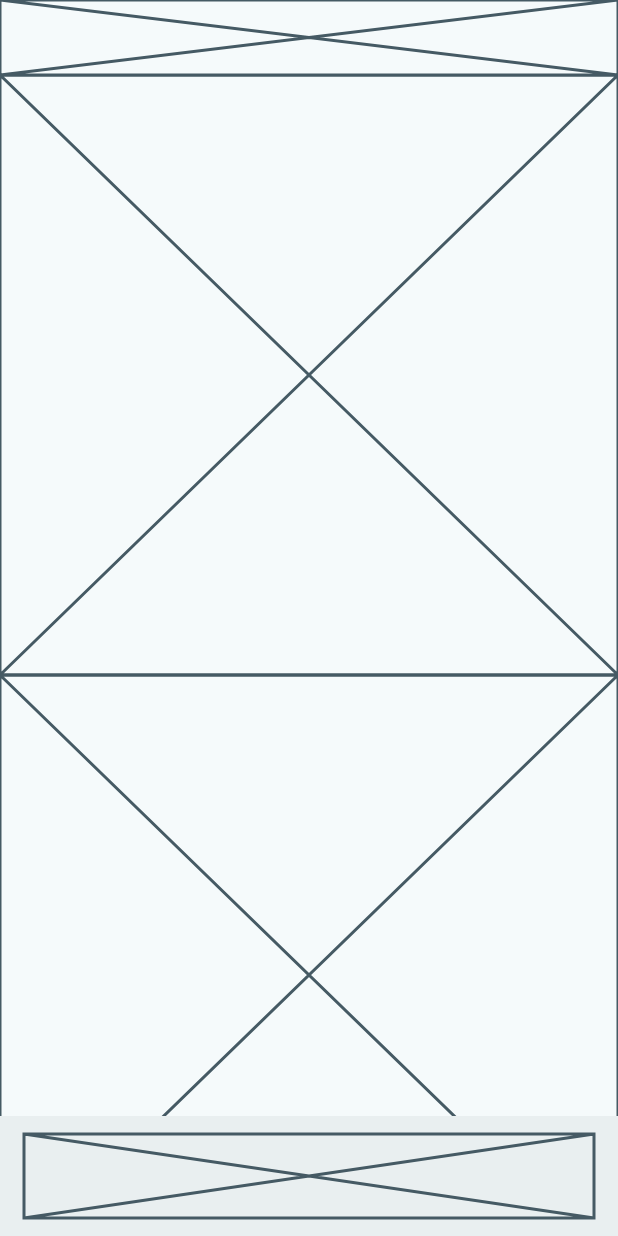
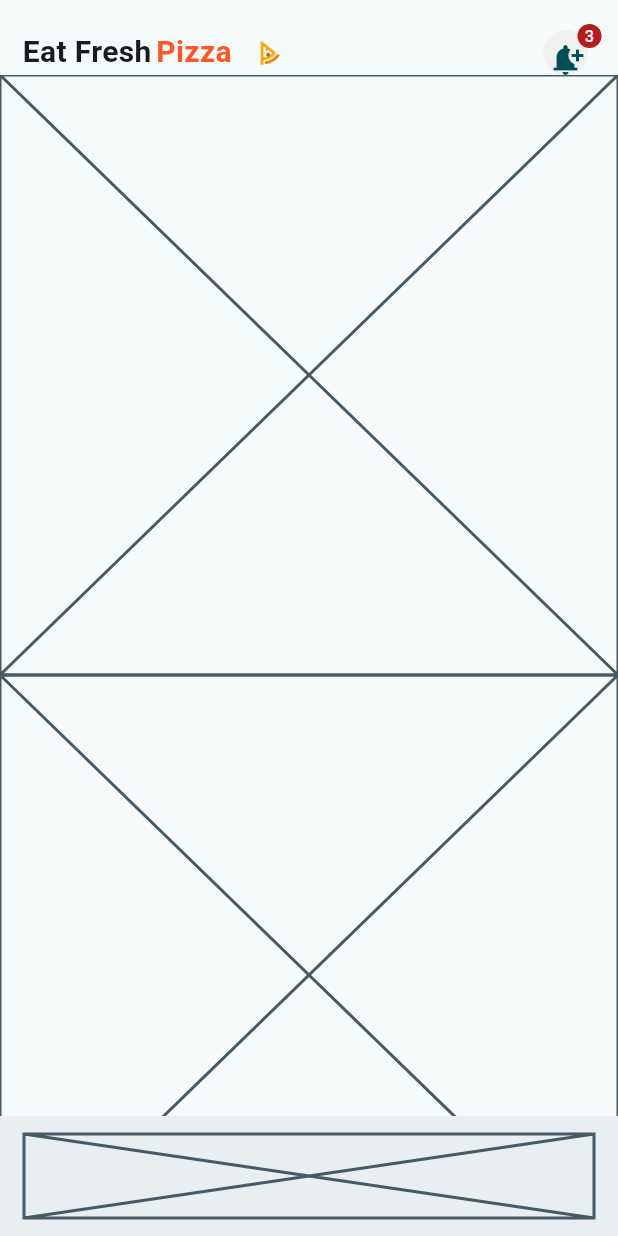
Before and after one commit to e-mandy/food_delivery_mobile_app, a Flutter app: the Accueil screen opened directly, on a phone screen of 412 x 824 dp. Run offline on Flutter 3.47's test engine with Material 3 defaults, Android fonts, the phone set to English and light mode, and no system bars; our stand-ins replace slide_to_act.

Commit message:
Composant app bar

```diff
--- a/lib/Accueil/accueil.dart
+++ b/lib/Accueil/accueil.dart
@@ -18,7 +18,9 @@ class _AccueilState extends State<Accueil> {
   Widget build(BuildContext context) {
     return Scaffold(
       appBar: FoodAppBar(),
-      body: SafeArea(child: SingleChildScrollView(
+      body: SafeArea(
+        top: true,
+        child: SingleChildScrollView(
         child: Column(
           children: [
             SearchingBar(),
--- a/lib/Accueil/components/AppBar/food_app_bar.dart
+++ b/lib/Accueil/components/AppBar/food_app_bar.dart
@@ -1,17 +1,52 @@
 import 'package:flutter/material.dart';
 
-class FoodAppBar extends StatefulWidget implements PreferredSizeWidget {
+class FoodAppBar extends StatelessWidget implements PreferredSizeWidget {
   const FoodAppBar({super.key});
 
   Size get preferredSize => new Size.fromHeight(50);
   @override
-  State<FoodAppBar> createState() => _FoodAppBarState();
-}
+  Widget build(BuildContext context) {
+    double titleSize = 20.0;
+    return Container(
+      padding: EdgeInsets.only(top: 20, left: 15, right: 15),
+      height: 100,
+      child: Row(
+        mainAxisAlignment: MainAxisAlignment.spaceBetween,
+        children: [
+          Row(
+            spacing: 3,
+            children: [
+              Text("Eat Fresh",
+                style: TextStyle(
+                  fontWeight: FontWeight.bold,
+                  fontSize: titleSize
+                ),
+              ),
+              Text("Pizza",
+                style: TextStyle(
+                  color: Theme.of(context).primaryColor,
+                  fontWeight: FontWeight.bold,
+                  fontSize: titleSize
+                )),
+              Image(
+                image: AssetImage("assets/logo_pizza.png"),
+                width: 45,
+              )
+            ],
+          ),
+          Badge(
+            label: Text("3"),
+            child: CircleAvatar(
+              backgroundColor: const Color.fromARGB(255, 241, 241, 241),
+              child: IconButton(
+                onPressed: (){},
+                icon: Icon(Icons.notification_add)
+              ),
+            ),
 
-class _FoodAppBarState extends State<FoodAppBar> {
-
-  @override
-  Widget build(BuildContext context) {
-    return Placeholder();
+          )
+        ],
+      ),
+    );
   }
 }
--- a/lib/LandingPage/components/food_carousel.dart
+++ b/lib/LandingPage/components/food_carousel.dart
@@ -42,13 +42,14 @@ class _FoodCarouselState extends State<FoodCarousel> {
             builder: (context, child){
 
               double page = 0;
+              double angle = 0.0;
               if(_controller.position.hasContentDimensions){
                 page = _controller.page!;
+                angle = index - page;
               }else{
                 page = _controller.initialPage.toDouble();
               }
 
-              double angle = index - page;
 
               return Transform.rotate(
                 angle: (angle.toInt() < 0) ? -(math.pi / 48) : (angle.toInt() > 0) ? (math.pi / 48) : (angle.toInt() == 0) ? 0 : null!,
--- a/lib/LandingPage/components/swiper_action.dart
+++ b/lib/LandingPage/components/swiper_action.dart
@@ -1,4 +1,5 @@
 import 'package:flutter/material.dart';
+import 'package:food_delivery_mobile_app/Accueil/accueil.dart';
 import 'package:slide_to_act/slide_to_act.dart';
 
 class SwiperAction extends StatefulWidget {
@@ -33,7 +34,14 @@ class _SwiperActionState extends State<SwiperAction> {
                   Icon(Icons.keyboard_double_arrow_right)
                 ],
               ),
-            )
+            ),
+            onSubmit: (){
+              Navigator.pushReplacement(
+                context,
+                MaterialPageRoute(builder: (context) => Accueil())
+              );
+              return null;
+            },
           ),
 
       ),
--- a/pubspec.yaml
+++ b/pubspec.yaml
@@ -67,6 +67,7 @@ flutter:
     - assets/pepperoni.jpeg
     - assets/pizza.jpeg
     - assets/burger.jpeg
+    - assets/logo_pizza.png
 
   # An image asset can refer to one or more resolution-specific "variants", see
   # https://flutter.dev/to/resolution-aware-images
```
Also changed, not shown: assets/logo_pizza.png (added).
